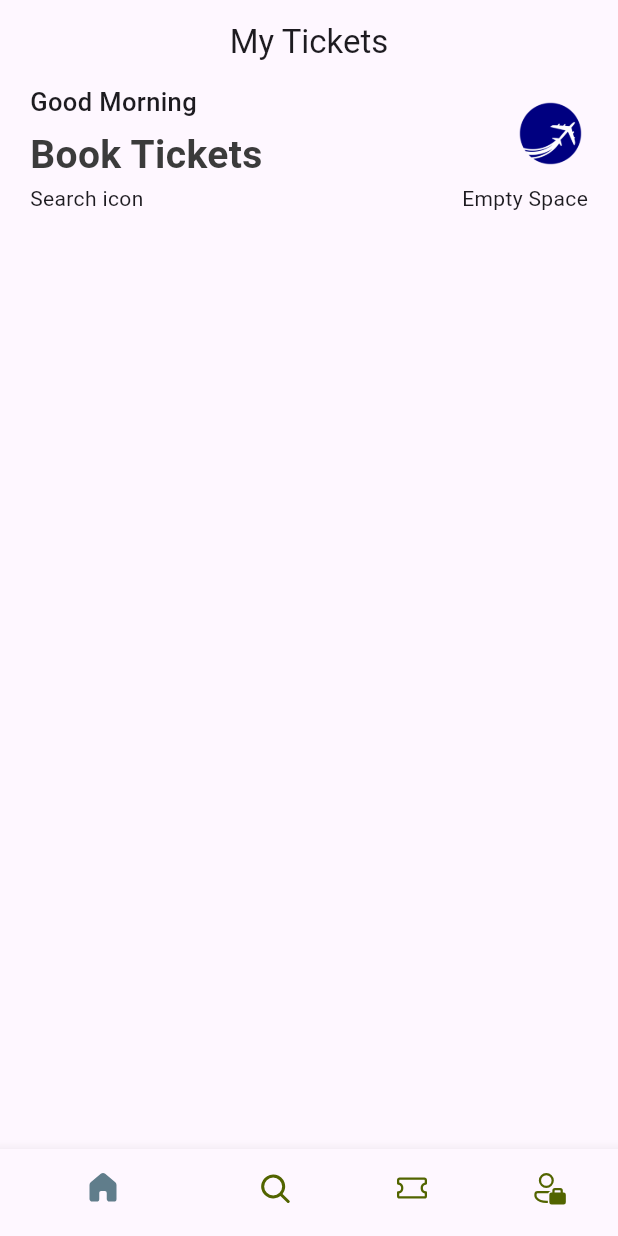
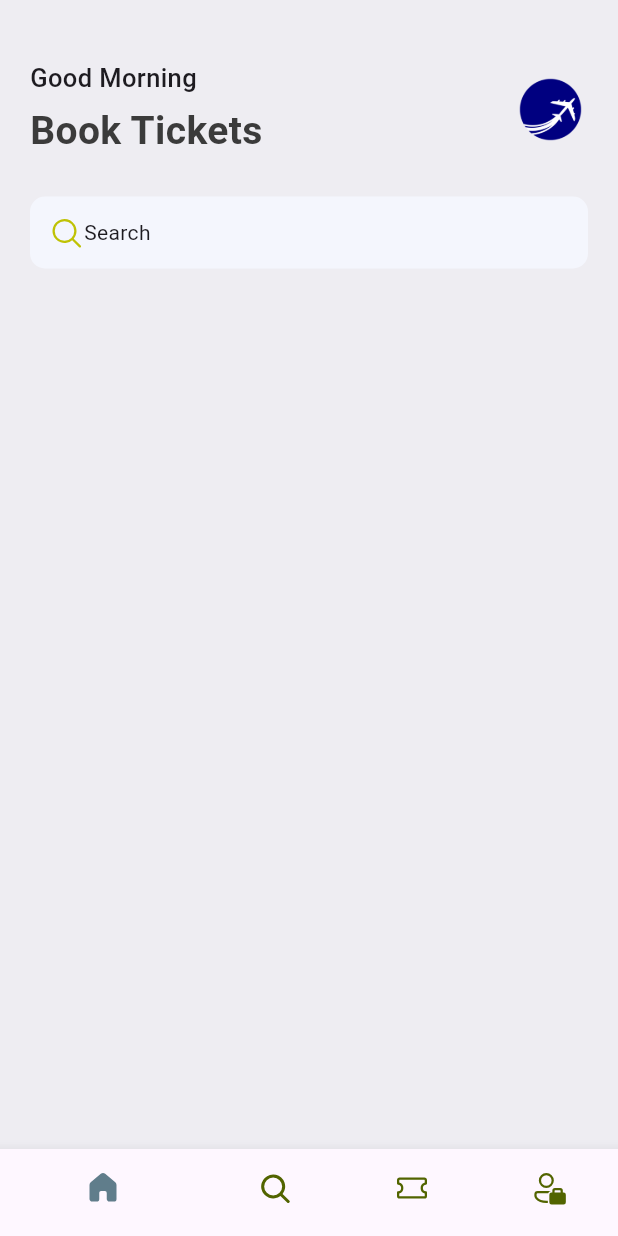
Before and after one commit to aghoneim2/fakeToGo, a Flutter app: the screen it shows after launch, on a phone screen of 412 x 824 dp. Run offline on Flutter 3.47's test engine with Material 3 defaults, Android fonts, the phone set to English and light mode, and no system bars; our stand-ins replace fluentui_icons.

Commit message:
More TextStyle, assigning static vars for asset/image

```diff
--- a/lib/components/bottom_nav_bar.dart
+++ b/lib/components/bottom_nav_bar.dart
@@ -31,11 +31,6 @@ class _BottomNavBarState extends State<BottomNavBar> {
   @override
   Widget build(BuildContext context) {
     return Scaffold(
-      appBar: AppBar(
-        title: const Center(
-          child: Text("My Tickets"),
-        ),
-      ),
       body: appScreens[_selectedIndex],
       bottomNavigationBar: BottomNavigationBar(
         selectedItemColor: Colors.blueGrey,
--- /dev/null
+++ b/lib/components/res/media.dart
@@ -0,0 +1,4 @@
+class AppMedia {
+  static const _baseImage = "assets/images";
+  static const logo = '$_baseImage/logo.png';
+}
--- a/lib/components/res/styles/app_styles.dart
+++ b/lib/components/res/styles/app_styles.dart
@@ -4,10 +4,11 @@ Color _primaryColor = const Color(0xFF687daf);
 
 class AppStyles {
   static Color primaryColor = _primaryColor;
+  static Color bgColor = const Color(0xFFEEEDF2);
   static Color textColor = const Color(0xFF3b3b3b);
   static TextStyle headLineStyle1 = TextStyle(
     fontSize: 26,
-    fontWeight: FontWeight.w600,
+    fontWeight: FontWeight.bold,
     color: textColor,
   );
   static TextStyle headLineStyle2 = const TextStyle(
--- a/lib/main.dart
+++ b/lib/main.dart
@@ -10,8 +10,9 @@ class MyApp extends StatelessWidget {
 
   @override
   Widget build(BuildContext context) {
-    return MaterialApp(
-      home: BottomNavBar()
+    return const MaterialApp(
+      debugShowCheckedModeBanner: false,
+      home: BottomNavBar(),
     );
   }
 }
--- a/lib/screens/home_screen.dart
+++ b/lib/screens/home_screen.dart
@@ -1,5 +1,7 @@
+import 'package:fluentui_icons/fluentui_icons.dart';
 import 'package:flutter/material.dart';
 
+import '../components/res/media.dart';
 import '../components/res/styles/app_styles.dart';
 
 class HomeScreen extends StatelessWidget {
@@ -8,9 +10,13 @@ class HomeScreen extends StatelessWidget {
   @override
   Widget build(BuildContext context) {
     return Scaffold(
+      backgroundColor: AppStyles.bgColor,
       //using List view for scrollable effect
       body: ListView(
         children: [
+          const SizedBox(
+            height: 40,
+          ),
           Container(
             padding: const EdgeInsets.symmetric(
               horizontal: 20,
@@ -36,18 +42,32 @@ class HomeScreen extends StatelessWidget {
                       decoration: BoxDecoration(
                         borderRadius: BorderRadius.circular(10),
                         image: const DecorationImage(
-                          image: AssetImage("assets/images/logo.png"),
+                          //AppMedia logo
+                          image: AssetImage(AppMedia.logo),
                         ),
                       ),
                     ),
                   ],
                 ),
-                const Row(
-                  mainAxisAlignment: MainAxisAlignment.spaceBetween,
-                  children: [
-                    Text("Search icon"),
-                    Text("Empty Space"),
-                  ],
+                const SizedBox(
+                  height: 25,
+                ),
+                Container(
+                  padding:
+                      const EdgeInsets.symmetric(horizontal: 12, vertical: 12),
+                  decoration: BoxDecoration(
+                    borderRadius: BorderRadius.circular(10),
+                    color: const Color(0xfff4f6fd),
+                  ),
+                  child: const Row(
+                    children: [
+                      Icon(
+                        FluentSystemIcons.ic_fluent_search_regular,
+                        color: Color(0xFFBFC205),
+                      ),
+                      Text("Search"),
+                    ],
+                  ),
                 ),
               ],
             ),
```
